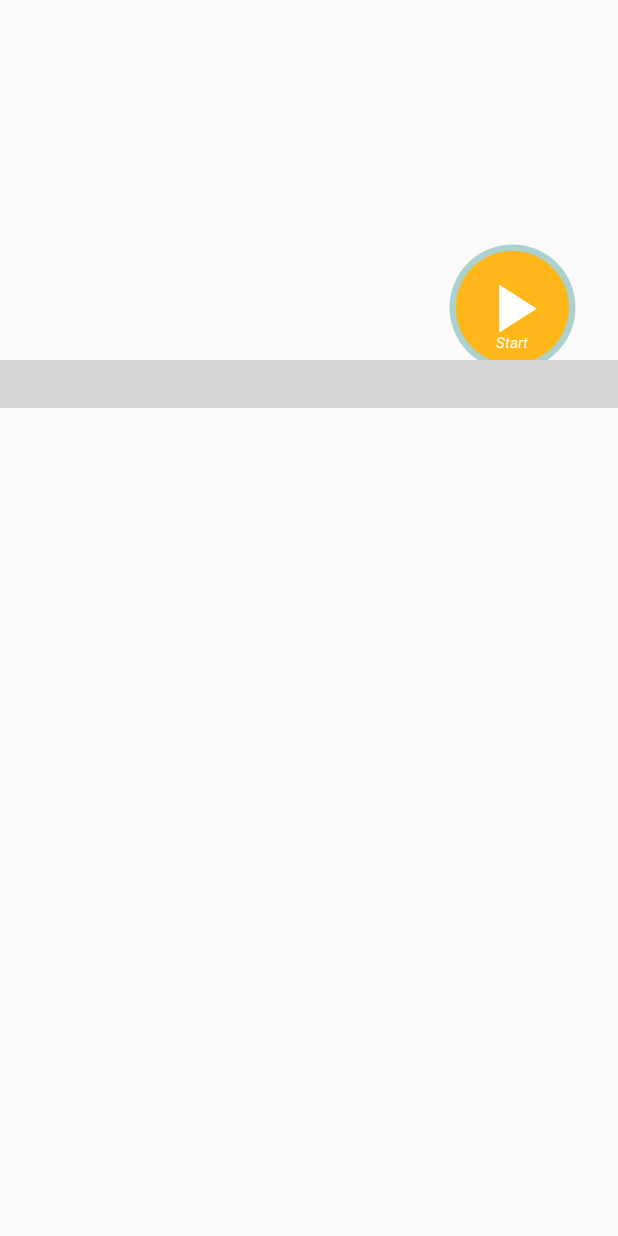
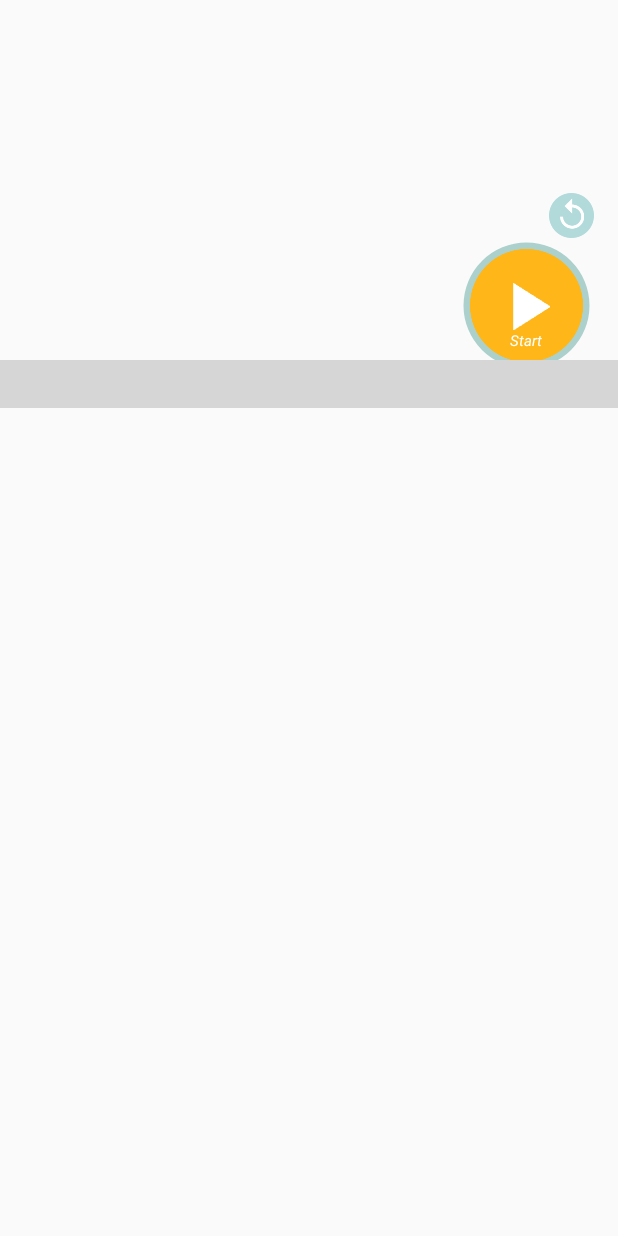
Before and after one commit to kboskin/ChernobylTours, an Android app: the layout activity_display_point.xml on its own in the app's theme, with its tools: preview values and no code run, on a phone screen of 412 x 824 dp. Run offline under Robolectric (Android 15) with nearby library versions, the phone set to English and light mode, and no system bars; plain views replace DocumentView; grey boxes are pictures that could not be loaded.

Commit message:
- Added repeat audio button - Implemented full logic clearly and fully - New feature - audios can be repeated now

```diff
--- a/app/src/main/res/layout/activity_display_point.xml
+++ b/app/src/main/res/layout/activity_display_point.xml
@@ -1,7 +1,8 @@
 <?xml version="1.0" encoding="utf-8"?>
 <RelativeLayout xmlns:android="http://schemas.android.com/apk/res/android"
     android:layout_width="match_parent"
-    android:layout_height="match_parent">
+    android:layout_height="match_parent"
+    xmlns:app="http://schemas.android.com/apk/res-auto">
 
 
     <ImageView
@@ -11,6 +12,19 @@
         android:layout_alignParentTop="true"
         android:adjustViewBounds="true"
         android:scaleType="fitXY" />
+
+    <de.hdodenhof.circleimageview.CircleImageView
+        android:id="@+id/circle_image_view_button_repeat"
+        android:layout_width="30dp"
+        android:layout_height="30dp"
+        android:layout_alignBottom="@+id/content_image"
+        android:layout_alignEnd="@+id/relativeLayout"
+        android:layout_gravity="top|end"
+        android:layout_marginBottom="61dp"
+        android:background="@drawable/repeat"
+        app:civ_border_width="2dp"
+        app:civ_border_color="@color/colorBlack"/>
+
 
 
     <com.bluejamesbond.text.DocumentView xmlns:ext="http://schemas.android.com/apk/res-auto"
@@ -31,12 +45,12 @@
 
     <RelativeLayout
         android:id="@+id/relativeLayout"
-        android:layout_width="wrap_content"
+        android:layout_width="90dp"
         android:layout_height="wrap_content"
         android:layout_alignParentEnd="true"
-        android:layout_alignParentTop="true"
-        android:layout_marginEnd="25dp"
-        android:layout_marginTop="160dp">
+        android:layout_alignTop="@+id/circle_image_view_button_repeat"
+        android:layout_marginEnd="16dp"
+        android:layout_marginTop="30dp">
 
         <ProgressBar
             android:id="@+id/progress_bar"
@@ -60,6 +74,7 @@
             android:layout_centerVertical="true"
             android:background="@drawable/play" />
 
+
         <TextView
             android:id="@+id/text_view_time_left"
             android:layout_width="wrap_content"
@@ -67,9 +82,9 @@
             android:layout_alignBottom="@+id/circle_image_view_button"
             android:layout_centerHorizontal="true"
             android:text="@string/start"
-            android:textStyle="italic"
             android:textColor="@color/colorWhite"
-            android:textSize="10sp" />
+            android:textSize="10sp"
+            android:textStyle="italic" />
 
     </RelativeLayout>
 
```
Also changed, not shown: app/src/main/java/com/tourkiev/chernobyltours/activities/DisplayPointActivity.java (+31 -10 lines).
